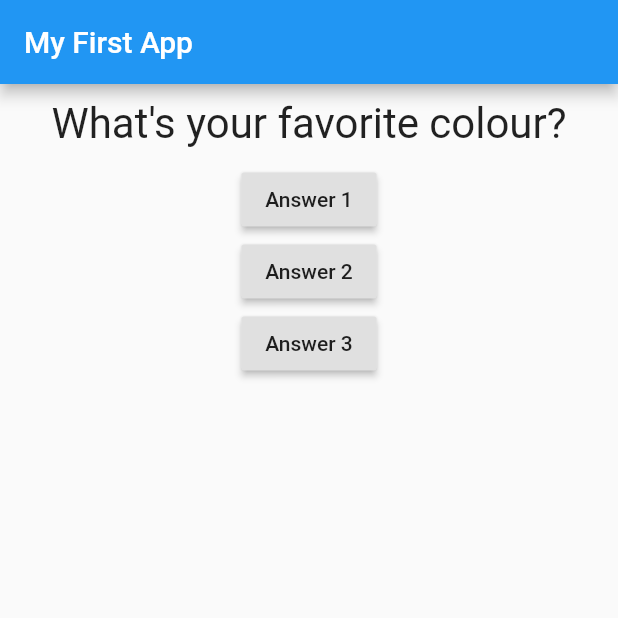
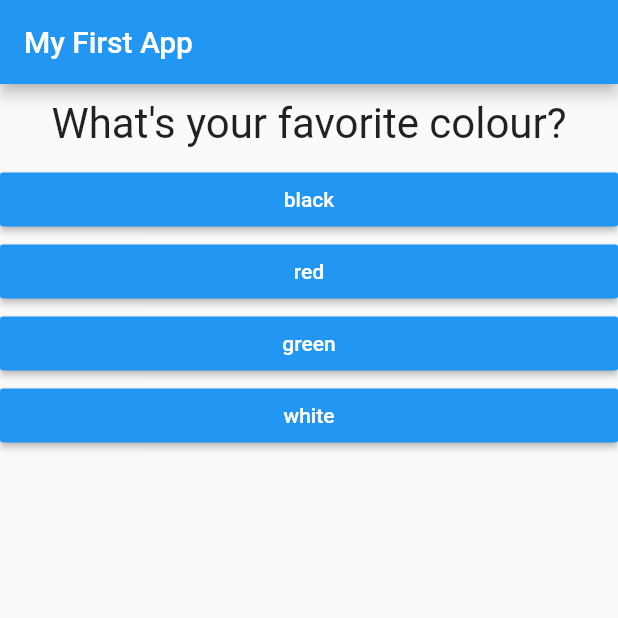
Before and after one commit to wlindhorst/flutter_public, a Flutter app: the screen it shows after launch, on a phone screen of 412 x 824 dp, the top half of it. Run offline on Flutter 3.47's test engine with Material 2 defaults, Android fonts, the phone set to English and light mode, and no system bars.

```diff
--- /dev/null
+++ b/flutter_complete_guide/lib/answer.dart
@@ -0,0 +1,16 @@
+import 'package:flutter/material.dart';
+
+class Answer extends StatelessWidget {
+  final Function selectHandler; // will receive the pointer for the callback function
+  final String answerText;
+
+  Answer(this.selectHandler, this.answerText); // will allow to receive the passed pointer to the function in the calling class
+
+  @override
+  Widget build(BuildContext context) {
+    return Container(
+      width: double.infinity,
+      child: RaisedButton(child: Text(answerText), onPressed: selectHandler, textColor: Colors.white, color: Colors.blue),
+    );
+  }
+}
--- a/flutter_complete_guide/lib/main.dart
+++ b/flutter_complete_guide/lib/main.dart
@@ -1,6 +1,7 @@
 import 'package:flutter/material.dart';
 
 import './question.dart';
+import './answer.dart';
 
 // void main() {
 //   runApp(MyApp());
@@ -12,44 +13,74 @@ class MyApp extends StatefulWidget {
   @override
   State<StatefulWidget> createState() {
     // TODO: implement createState
-    return MyAppState();
+    return _MyAppState();
   }
 }
 
-class MyAppState extends State<MyApp> {
+class _MyAppState extends State<MyApp> {
+  //var questions = ['What\'s your favorite colour?', 'What\'s your favorite animal'];
+
+  // Convert above to Map() or implicit map by {}
+  final questions = const [
+    {
+      'questionText': 'What\'s your favorite colour?',
+      'answers': ['black', 'red', 'green', 'white'],
+    },
+    {
+      'questionText': 'What\'s your favorite animal?',
+      'answers': ['Rabbit', 'Snake', 'Elephant', 'Lion'],
+    },
+    {
+      'questionText': 'What\'s your favorite car?',
+      'answers': ['Lotus', 'Lamborghini', 'Ferarri', 'Ford'],
+    }
+  ];
+
   var _questionIndex = 0;
 
   void _answerQuestion() {
+    //var aBool = true;
+
     setState(() {
       _questionIndex = _questionIndex + 1;
     });
 
     print(_questionIndex);
+    if (_questionIndex < questions.length) {}
   }
 
   @override
   Widget build(BuildContext context) {
-    var questions = ['What\'s your favorite colour?', 'What\'s your favorite animal'];
     return MaterialApp(
       home: Scaffold(
         appBar: AppBar(
           title: Text('My First App'),
         ),
-        body: Column(
-          children: [
-            Question(
-              questions[_questionIndex],
-            ),
-            RaisedButton(child: Text('Answer 1'), onPressed: _answerQuestion),
-            RaisedButton(child: Text('Answer 2'), onPressed: () => print('Answer 2 chosen!')), // anonymous function
-            RaisedButton(
-                child: Text('Answer 3'),
-                onPressed: () {
-                  // .... optional code if we wanna
-                  print('Answer 3 chosen!');
-                }),
-          ],
-        ),
+        body: _questionIndex < questions.length
+            ? Column(
+                children: [
+                  Question(
+                    questions[_questionIndex]['questionText'],
+                  ),
+                  ...(questions[_questionIndex]['answers'] as List<String>).map((answer) {
+                    //spread operator before a list - take a list and pull all the values in the list out of it, to the surrounding list - adding values to the list without nesting lists
+                    //map will iterate through each item in the map
+                    return Answer(_answerQuestion, answer);
+                  }).toList()
+                  // Answer(_answerQuestion),
+                  // Answer(_answerQuestion),
+                  // Answer(_answerQuestion),
+                  // // RaisedButton(child: Text('Answer 1'), onPressed: _answerQuestion),
+                  // RaisedButton(child: Text('Answer 2'), onPressed: () => print('Answer 2 chosen!')), // anonymous function
+                  // RaisedButton(
+                  //     child: Text('Answer 3'),
+                  //     onPressed: () {
+                  //       // .... optional code if we wanna
+                  //       print('Answer 3 chosen!');
+                  //     }),
+                ],
+              )
+            : Center(child: Text('No more questions')),
       ),
     );
   }
```
Also changed, not shown: 1 other file.
